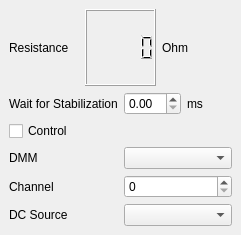
First picture: the form in modules/python/formpytestdriver.ui, repository northriv/KAME, before the edit.
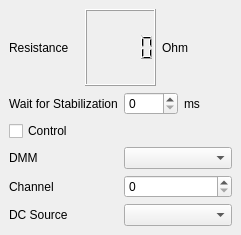
Second picture: the form after the edit.

What changed in the file:
```diff
--- a/modules/python/formpytestdriver.ui
+++ b/modules/python/formpytestdriver.ui
@@ -53,7 +53,17 @@
        </widget>
       </item>
       <item>
-       <widget class="QDoubleSpinBox" name="Wait"/>
+       <widget class="QDoubleSpinBox" name="Wait">
+        <property name="decimals">
+         <number>0</number>
+        </property>
+        <property name="maximum">
+         <double>4000.000000000000000</double>
+        </property>
+        <property name="singleStep">
+         <double>10.000000000000000</double>
+        </property>
+       </widget>
       </item>
       <item>
        <widget class="QLabel" name="label_4">
```
